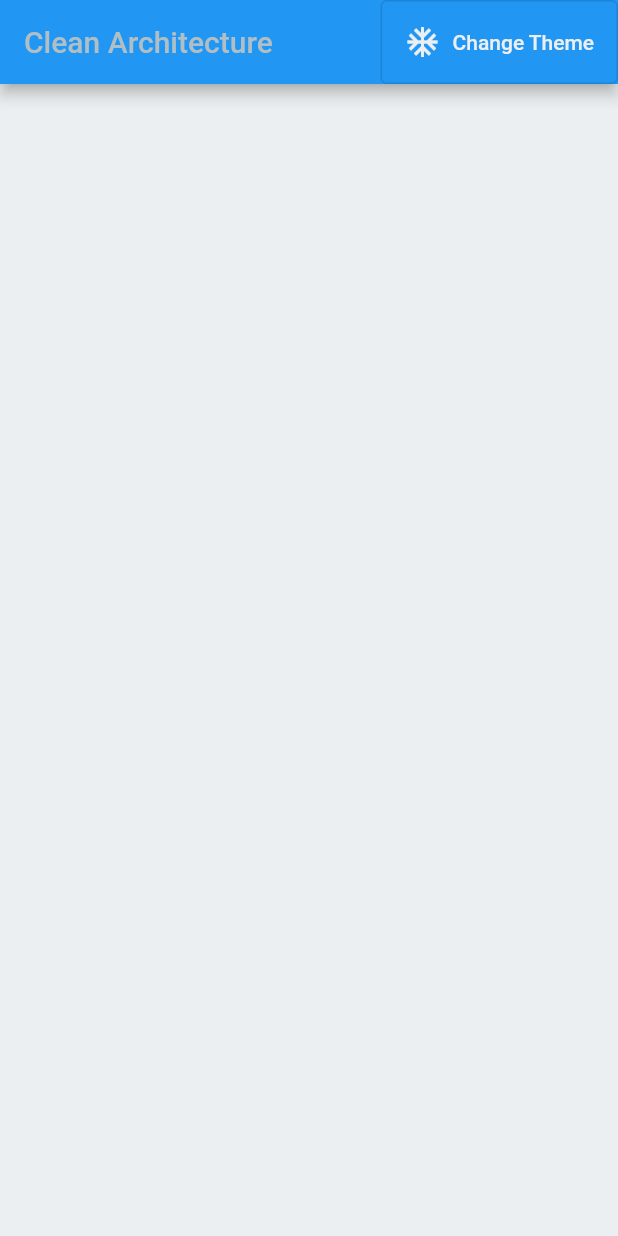
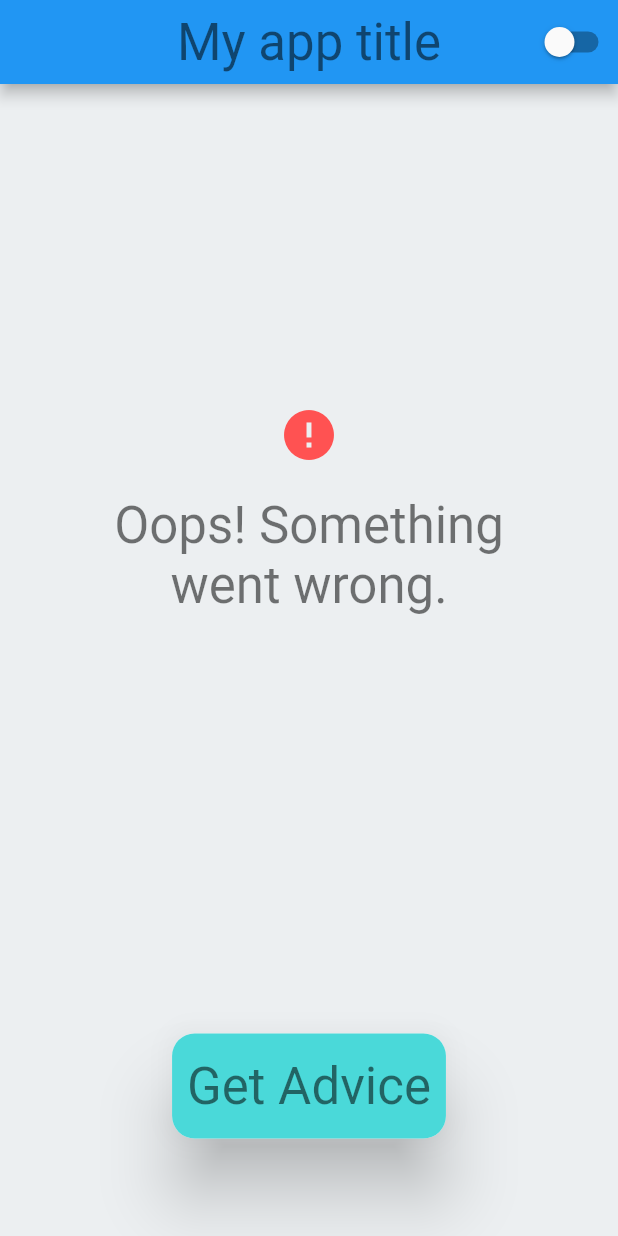
Before and after one commit to De4nWhit3/flutter_clean_architecture, a Flutter app: the screen it shows after launch, on a phone screen of 412 x 824 dp. Run offline on Flutter 3.47's test engine with Material 2 defaults, Android fonts, the phone set to English and light mode, and no system bars.

Commit message:
added stateless widgets

```diff
--- /dev/null
+++ b/lib/3_application/core/widgets/custom_button.dart
@@ -0,0 +1,35 @@
+import 'package:flutter/material.dart';
+
+class CustomButton extends StatelessWidget {
+  const CustomButton({super.key});
+
+  @override
+  Widget build(BuildContext context) {
+    final themeData = Theme.of(context);
+    return InkResponse(
+      onTap: () {
+        print('Tapped the custom button!');
+      },
+      child: Material(
+        elevation: 20,
+        borderRadius: BorderRadius.circular(15),
+        child: Container(
+          decoration: BoxDecoration(
+            borderRadius: BorderRadius.circular(15),
+            color: themeData.colorScheme.secondary,
+          ),
+          child: Padding(
+            padding: const EdgeInsets.symmetric(
+              horizontal: 10,
+              vertical: 15,
+            ),
+            child: Text(
+              'Get Advice',
+              style: themeData.textTheme.headlineMedium,
+            ),
+          ),
+        ),
+      ),
+    );
+  }
+}
--- /dev/null
+++ b/lib/3_application/pages/advice/advice_page.dart
@@ -0,0 +1,58 @@
+import 'package:flutter/material.dart';
+import 'package:flutter_clean_architecture/3_application/core/services/theme_service.dart';
+import 'package:flutter_clean_architecture/3_application/core/widgets/custom_button.dart';
+import 'package:flutter_clean_architecture/3_application/pages/advice/widgets/advice_field.dart';
+import 'package:flutter_clean_architecture/3_application/pages/advice/widgets/error_message.dart';
+import 'package:provider/provider.dart';
+
+class AdviserPage extends StatelessWidget {
+  const AdviserPage({super.key});
+
+  @override
+  Widget build(BuildContext context) {
+    final themeData = Theme.of(context);
+    return Scaffold(
+      appBar: AppBar(
+        title: Text(
+          'My app title',
+          style: themeData.textTheme.headlineMedium,
+        ),
+        centerTitle: true,
+        actions: [
+          Switch(
+            value: Provider.of<ThemeService>(context).isDarkModeOn,
+            onChanged: (_) {
+              Provider.of<ThemeService>(context, listen: false).toggleTheme();
+            },
+          ),
+        ],
+      ),
+      body: const Padding(
+        padding: EdgeInsets.symmetric(horizontal: 50),
+        child: Column(
+          children: [
+            Expanded(
+              child: Center(
+                  child: ErrorMessage(message: 'Oops! Something went wrong.')
+                  // child: AdviceField(advice: 'Your day will be good!'),
+                  // child: CircularProgressIndicator(
+                  //   color: themeData.colorScheme.secondary,
+                  // ),
+                  // child: Text(
+                  //   'Your advice is wating for you,',
+                  //   style: themeData.textTheme.bodyMedium,
+                  // ),
+                  ),
+            ),
+            SizedBox(
+              height: 200,
+              child: Center(
+                child: CustomButton(),
+              ),
+            ),
+          ],
+        ),
+      ),
+    );
+  }
+}
--- /dev/null
+++ b/lib/3_application/pages/advice/widgets/advice_field.dart
@@ -0,0 +1,32 @@
+import 'package:flutter/material.dart';
+
+class AdviceField extends StatelessWidget {
+  final String advice;
+  const AdviceField({super.key, required this.advice});
+
+  @override
+  Widget build(BuildContext context) {
+    final themeData = Theme.of(context);
+    return Material(
+      elevation: 20,
+      borderRadius: BorderRadius.circular(15),
+      child: Container(
+        decoration: BoxDecoration(
+          borderRadius: BorderRadius.circular(15),
+          color: themeData.colorScheme.primary,
+        ),
+        child: Padding(
+          padding: const EdgeInsets.symmetric(
+            horizontal: 15,
+            vertical: 20,
+          ),
+          child: Text(
+            '''"$advice"''',
+            style: themeData.textTheme.bodyMedium,
+            textAlign: TextAlign.center,
+          ),
+        ),
+      ),
+    );
+  }
+}
--- /dev/null
+++ b/lib/3_application/pages/advice/widgets/error_message.dart
@@ -0,0 +1,29 @@
+import 'package:flutter/material.dart';
+
+class ErrorMessage extends StatelessWidget {
+  final String message;
+  const ErrorMessage({super.key, required this.message});
+
+  @override
+  Widget build(BuildContext context) {
+    final themeData = Theme.of(context);
+    return Column(
+      mainAxisAlignment: MainAxisAlignment.center,
+      children: [
+        const Icon(
+          Icons.error,
+          size: 40,
+          color: Colors.redAccent,
+        ),
+        const SizedBox(
+          height: 20,
+        ),
+        Text(
+          message,
+          style: themeData.textTheme.headlineMedium,
+          textAlign: TextAlign.center,
+        ),
+      ],
+    );
+  }
+}
--- a/lib/main.dart
+++ b/lib/main.dart
@@ -1,4 +1,5 @@
 import 'package:flutter/material.dart';
+import 'package:flutter_clean_architecture/3_application/pages/advice/advice_page.dart';
 import 'package:flutter_clean_architecture/theme.dart';
 import 'package:provider/provider.dart';
 
@@ -25,21 +26,7 @@ class CleanApp extends StatelessWidget {
               themeService.isDarkModeOn ? ThemeMode.dark : ThemeMode.light,
           theme: AppTheme.lightTheme,
           darkTheme: AppTheme.darkTheme,
-          home: Scaffold(
-            appBar: AppBar(
-                title: const Text(
-                  "Clean Architecture",
-                ),
-                actions: [
-                  OutlinedButton.icon(
-                    onPressed: () {
-                      themeService.toggleTheme();
-                    },
-                    icon: const Icon(Icons.ac_unit),
-                    label: const Text('Change Theme'),
-                  ),
-                ]),
-          ),
+          home: const AdviserPage(),
         );
       },
     );
```
